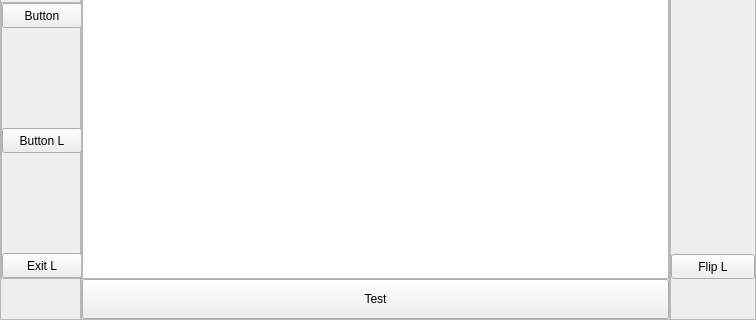
Above: flipVerticalLayout/mainwindow.ui from laszlo-avotra-tips/layout before the change; both pictures show x 0 to 756 and y 253 to 573 of the 756 by 573 pixel window. Below: the same form after it.
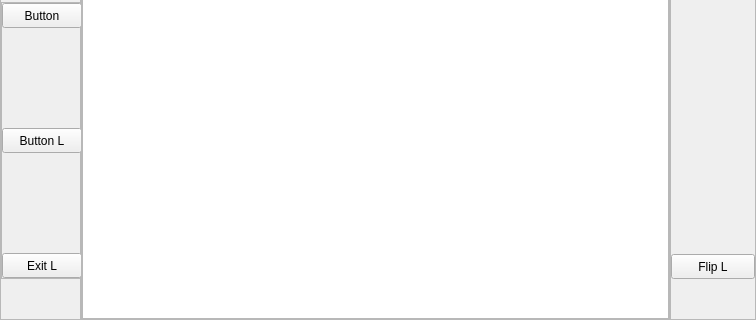
That is the form after the change.

Commit message: removed the test button - refactored

Diff of the .ui file:
```diff
--- a/flipVerticalLayout/mainwindow.ui
+++ b/flipVerticalLayout/mainwindow.ui
@@ -266,19 +266,6 @@
         </property>
        </widget>
       </item>
-      <item>
-       <widget class="QPushButton" name="pushButtonTest">
-        <property name="minimumSize">
-         <size>
-          <width>0</width>
-          <height>40</height>
-         </size>
-        </property>
-        <property name="text">
-         <string>Test</string>
-        </property>
-       </widget>
-      </item>
      </layout>
     </widget>
    </item>
```
The commit also changes 2 other files.
